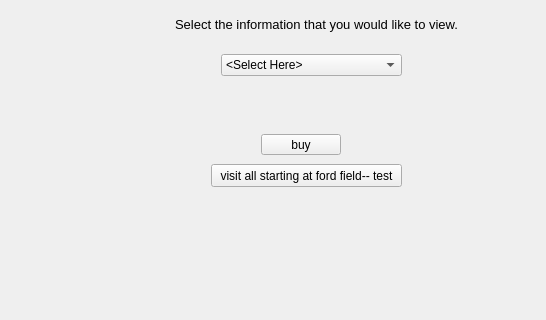
Jesus0342/CS1D-Project-2, file mainwindow.ui: the form before one commit; both pictures show x 0 to 546 and y 124 to 444 of the 651 by 575 pixel window.
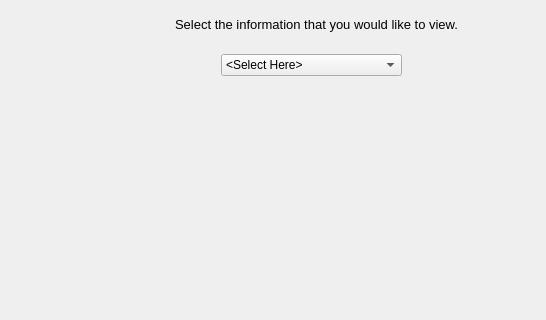
The form after the commit. The open tabs and pages were chosen to show the change.

The edit to the form file:
```diff
--- a/mainwindow.ui
+++ b/mainwindow.ui
@@ -177,32 +177,6 @@
          <string>&lt;html&gt;&lt;head/&gt;&lt;body&gt;&lt;p align=&quot;center&quot;&gt;&lt;span style=&quot; font-size:10pt;&quot;&gt;Select the information that you would like to view.&lt;/span&gt;&lt;/p&gt;&lt;/body&gt;&lt;/html&gt;</string>
         </property>
        </widget>
-       <widget class="QPushButton" name="pushButton_testBuy">
-        <property name="geometry">
-         <rect>
-          <x>250</x>
-          <y>230</y>
-          <width>80</width>
-          <height>21</height>
-         </rect>
-        </property>
-        <property name="text">
-         <string>buy</string>
-        </property>
-       </widget>
-       <widget class="QPushButton" name="pushButton_startFordField">
-        <property name="geometry">
-         <rect>
-          <x>200</x>
-          <y>260</y>
-          <width>191</width>
-          <height>23</height>
-         </rect>
-        </property>
-        <property name="text">
-         <string>visit all starting at ford field-- test</string>
-        </property>
-       </widget>
       </widget>
       <widget class="QWidget" name="page_viewTeamInfo">
        <widget class="QTableWidget" name="tableWidget_teamInfo">
```
Left out of the diff: 11 changed lines with no effect on the pictures.
